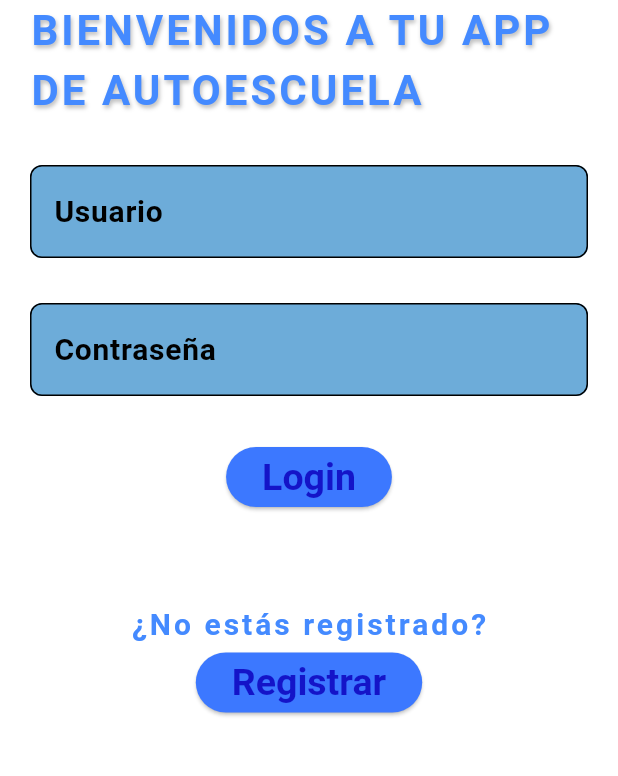
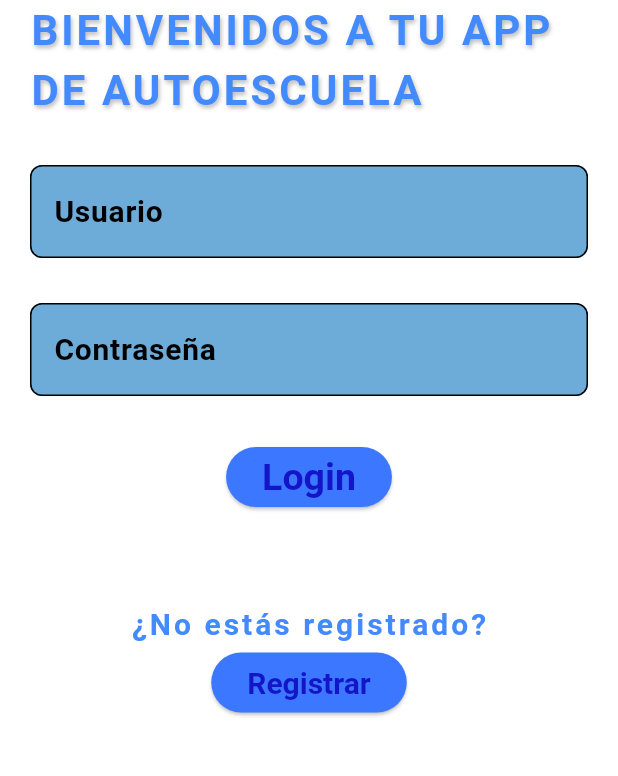
Before and after one commit to AChacon97/oposiciones, a Flutter app: the screen it shows after launch, after a tap on "login", on a phone screen of 412 x 824 dp, the part 264-1040 px from its top. Run offline on Flutter 3.47's test engine with Material 3 defaults, Android fonts, the light colour scheme and no system bars; our stand-ins replace firebase_core; accounts and stored records are empty; Roboto replaces fonts that are missing (Times New Roman).

Commit message:
Otra actualización

```diff
--- a/appoposiciones/lib/login.dart
+++ b/appoposiciones/lib/login.dart
@@ -74,17 +74,7 @@ class _PantallaLoginState extends State<PantallaLogin> {
                   child: const TextField(
                       // Todo lo que conlleva la barra contraseña.
                       obscureText: true,
-                      decoration: InputDecoration(hintText: 'Contraseña')
-                      /*decoration: InputDecoration(
-                      hintStyle: TextStyle(
-                          color: Colors.white,
-                          fontSize: 20.0,
-                          fontWeight: FontWeight.bold),
-                  ,
-                      fillColor: Color.fromARGB(255, 255, 36, 20),
-                      filled: true,
-                    ),*/
-                      ),
+                      decoration: InputDecoration(hintText: 'Contraseña')),
                 ),
                 const SizedBox(
                   height: 30,
@@ -112,7 +102,7 @@ class _PantallaLoginState extends State<PantallaLogin> {
                           letterSpacing: 2.0,
                         ),
                       ),
-                      BotonRegistrar(context),
+                      BotonRegistrar(context), //Llamada al BOTÓN REGISTRAR
                     ]),
               ],
             ),
@@ -122,8 +112,9 @@ class _PantallaLoginState extends State<PantallaLogin> {
 }
 
 Widget BotonRegistrar(BuildContext context) {
+  //BOTÓN REGISTRAR
   return ElevatedButton(
-    style: AppTheme.botonFuncional(),
+    style: AppTheme.botonFuncional(), // Aplica tu estilo de botón funcional
     onPressed: () {
       // Navegar a la pantalla de registro al presionar el botón
       Navigator.push(
@@ -131,7 +122,13 @@ Widget BotonRegistrar(BuildContext context) {
         MaterialPageRoute(builder: (context) => const PantallaRegistro()),
       );
     },
-    child: const Text('Registrar'), // Texto del botón
+    child: const Text(
+      'Registrar', // Texto del botón
+      style: TextStyle(
+        fontSize: 20.0, // Cambia el tamaño del texto aquí
+        fontWeight: FontWeight.bold,
+      ),
+    ),
   );
 }
 
--- a/appoposiciones/lib/theme.dart
+++ b/appoposiciones/lib/theme.dart
@@ -33,7 +33,8 @@ class AppTheme {
       Color.fromARGB(255, 65, 91, 241); // Fondo Botón Funcionales (No de TEMAS)
 
   // Estilo de TextField
-  static final InputDecorationTheme textFieldDecoration = InputDecorationTheme( //TEXTFIELD
+  static final InputDecorationTheme textFieldDecoration = InputDecorationTheme(
+    //TEXTFIELD
     hintStyle: const TextStyle(
       fontSize: 20.0,
       fontWeight: FontWeight.bold,
```
Also changed, not shown: appoposiciones/assets/images/Imagen de WhatsApp 2024-09-29 a las 14.01.40_25073ee1 - copia.jpg (deleted), 1 other file.
